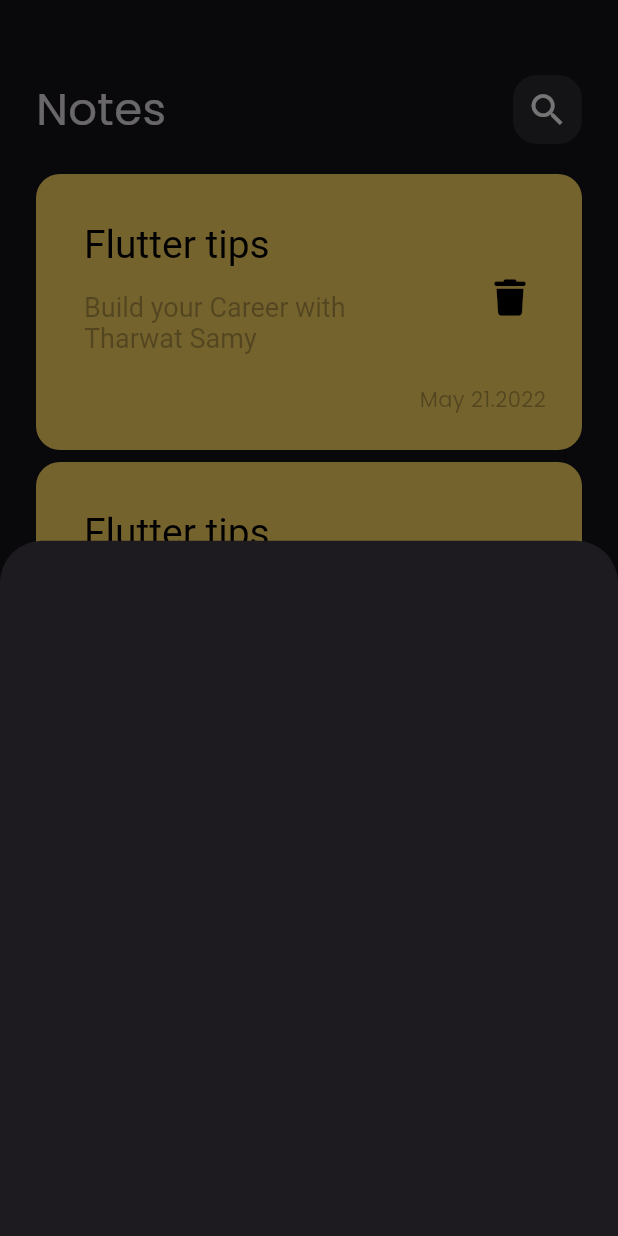
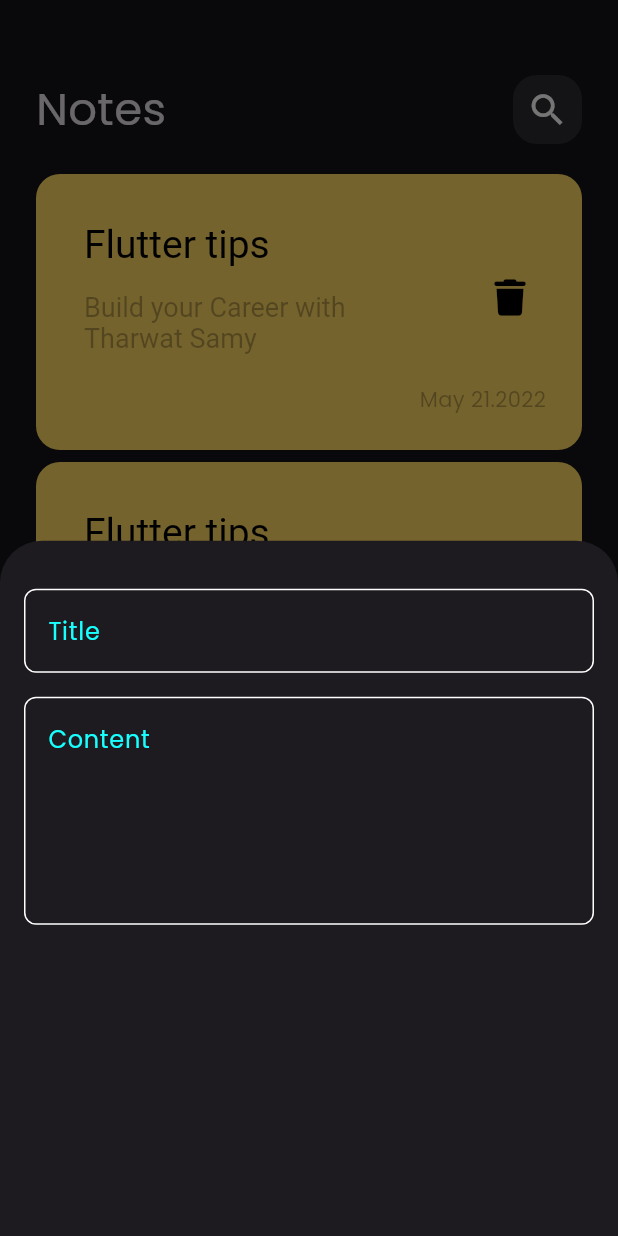
Before and after one commit to Hend-Muhammad/notes_app, a Flutter app: the screen it shows after launch, after a tap on the "add" icon, on a phone screen of 412 x 824 dp. Run offline on Flutter 3.47's test engine with Material 3 defaults, Android fonts, the phone set to English and light mode, and no system bars; our stand-ins replace font_awesome_flutter.

Commit message:
add text fields to bottom sheet

```diff
--- /dev/null
+++ b/lib/constant.dart
@@ -0,0 +1,3 @@
+import 'package:flutter/material.dart';
+
+Color kPrimaryColor = Colors.cyanAccent;
--- a/lib/views/notes_view.dart
+++ b/lib/views/notes_view.dart
@@ -1,7 +1,7 @@
 import 'package:flutter/material.dart';
+import 'package:notes_app/constant.dart';
 import 'package:notes_app/widgets/add_note_bottom_sheet.dart';
 import 'package:notes_app/widgets/custom_app_bar.dart';
-import 'package:notes_app/widgets/note_item.dart';
 import 'package:notes_app/widgets/notes_list_view.dart';
 
 class NotesView extends StatelessWidget {
@@ -18,7 +18,7 @@ class NotesView extends StatelessWidget {
           });
         },
         shape: CircleBorder(),
-        backgroundColor: Colors.cyanAccent,
+        backgroundColor: kPrimaryColor,
       child: const Icon(Icons.add, color: Colors.black,),),
       body: Padding(
         padding: const EdgeInsets.symmetric(horizontal: 24),
--- a/lib/widgets/add_note_bottom_sheet.dart
+++ b/lib/widgets/add_note_bottom_sheet.dart
@@ -1,10 +1,20 @@
 import 'package:flutter/material.dart';
+import 'package:notes_app/widgets/custom_text_field.dart';
 
 class AddNoteBottomSheet extends StatelessWidget {
   const AddNoteBottomSheet({super.key});
 
   @override
   Widget build(BuildContext context) {
-    return Container();
+    return Padding(
+      padding: const EdgeInsets.symmetric(horizontal: 16, vertical: 32),
+      child: Column(
+        children: [
+          CustomTextField(hint: 'Title',),
+          SizedBox(height: 16),
+          CustomTextField(hint: 'Content', maxLines: 5,)
+        ],
+      ),
+    );
   }
 }
--- /dev/null
+++ b/lib/widgets/custom_text_field.dart
@@ -0,0 +1,32 @@
+import 'package:flutter/material.dart';
+import 'package:notes_app/constant.dart';
+
+class CustomTextField extends StatelessWidget {
+  CustomTextField({
+    super.key, required this.hint, this.maxLines =1});
+
+  final String hint;
+  final int maxLines;
+
+  @override
+  Widget build(BuildContext context) {
+    return TextField(
+      cursorColor: kPrimaryColor,
+      maxLines: maxLines,
+      decoration: InputDecoration(
+        hintText: hint,
+        hintStyle: TextStyle(color: kPrimaryColor),
+        border: buildBorder(),
+        enabledBorder: buildBorder(),
+        focusedBorder: buildBorder(kPrimaryColor)
+      ),
+    );
+  }
+
+  OutlineInputBorder buildBorder([color]) {
+    return OutlineInputBorder(
+        borderRadius: BorderRadius.circular(8),
+        borderSide: BorderSide(color: color ?? Colors.white)
+      );
+  }
+}
--- a/lib/widgets/notes_list_view.dart
+++ b/lib/widgets/notes_list_view.dart
@@ -12,8 +12,8 @@ class NotesListView extends StatelessWidget {
         padding: EdgeInsets.zero,
         itemBuilder: (context, index) {
         return const Padding(
-          padding: const EdgeInsets.symmetric(vertical: 4.0),
-          child: const NoteItem(),
+          padding: EdgeInsets.symmetric(vertical: 4.0),
+          child: NoteItem(),
         );
       },
       ),
```
